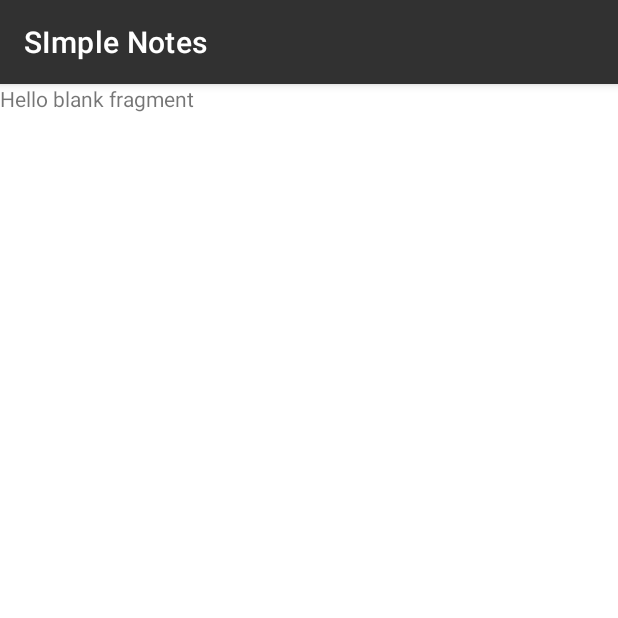
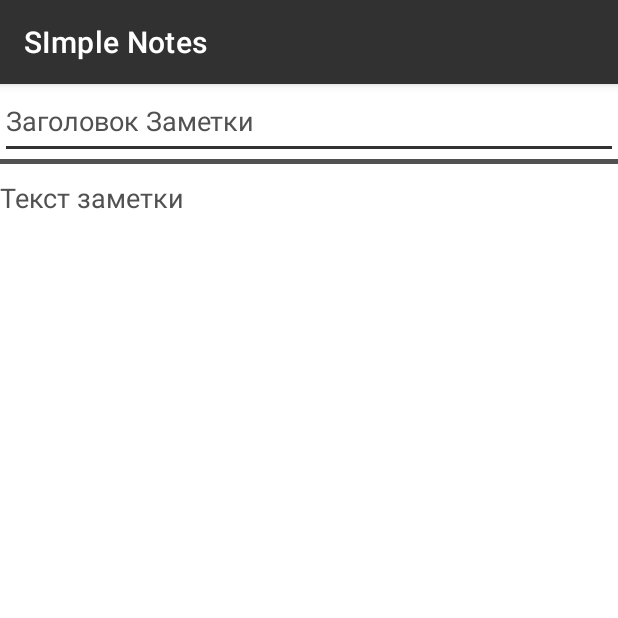
Before and after one commit to ilyastoletov/Simple-Notes, an Android app: the fragment NotesEditingFragment shown on its own in the app's theme, on a phone screen of 412 x 824 dp, the top half of it. Run offline under Robolectric (Android 15) with nearby library versions, the phone set to English and light mode, and no system bars.

Commit message:
room stabilized + NewNoteFragment

```diff
--- a/app/src/main/java/com/rostelekom/simplenotes/const.kt
+++ b/app/src/main/java/com/rostelekom/simplenotes/const.kt
@@ -3,3 +3,4 @@ package com.rostelekom.simplenotes
 import com.rostelekom.simplenotes.data.room.repos.NoteRealisation
 
 lateinit var REPOSITORY: NoteRealisation
+lateinit var APP: MainActivity
--- a/app/src/main/java/com/rostelekom/simplenotes/data/room/NotesDatabase.kt
+++ b/app/src/main/java/com/rostelekom/simplenotes/data/room/NotesDatabase.kt
@@ -7,7 +7,7 @@ import androidx.room.RoomDatabase
 import com.rostelekom.simplenotes.data.room.dao.NoteDao
 import com.rostelekom.simplenotes.data.room.model.NotesModel
 
-@Database(entities = [NotesModel::class], version = 2)
+@Database(entities = [NotesModel::class], version = 1, exportSchema = false)
 abstract class NotesDatabase: RoomDatabase() {
 
     abstract fun getNoteDao(): NoteDao
@@ -18,7 +18,7 @@ abstract class NotesDatabase: RoomDatabase() {
         @Synchronized
         fun getDatabaseInstance(context: Context): NotesDatabase {
             return if (database == null) {
-                database = Room.databaseBuilder(context, NotesDatabase::class.java, "notes_db").build()
+                database = Room.databaseBuilder(context, NotesDatabase::class.java, "notes_db").fallbackToDestructiveMigration().build()
                 database as NotesDatabase
             } else {
                 database as NotesDatabase
--- a/app/src/main/java/com/rostelekom/simplenotes/data/room/model/NotesModel.kt
+++ b/app/src/main/java/com/rostelekom/simplenotes/data/room/model/NotesModel.kt
@@ -11,9 +11,6 @@ data class NotesModel(
     var id: Int = 0,
 
     @ColumnInfo
-    var noteId: String = "",
-
-    @ColumnInfo
     var noteTitle: String = "",
 
     @ColumnInfo
--- a/app/src/main/java/com/rostelekom/simplenotes/ui/screens/notes_editing/NotesEditingFragment.kt
+++ b/app/src/main/java/com/rostelekom/simplenotes/ui/screens/notes_editing/NotesEditingFragment.kt
@@ -1,20 +1,31 @@
 package com.rostelekom.simplenotes.ui.screens.notes_editing
 
 import android.os.Bundle
+import android.text.InputType
 import androidx.fragment.app.Fragment
 import android.view.LayoutInflater
 import android.view.View
 import android.view.ViewGroup
 import com.rostelekom.simplenotes.R
-import com.rostelekom.simplenotes.databinding.FragmentNotesListBinding
+import com.rostelekom.simplenotes.databinding.FragmentNotesEditingBinding
 
 class NotesEditingFragment : Fragment() {
 
 
-    lateinit var binding: FragmentNotesListBinding
+    lateinit var binding: FragmentNotesEditingBinding
 
     override fun onCreateView(inflater: LayoutInflater, container: ViewGroup?, savedInstanceState: Bundle?): View? {
-        return inflater.inflate(R.layout.fragment_notes_editing, container, false)
+        binding = FragmentNotesEditingBinding.inflate(inflater)
+        return binding.root
+    }
+
+    override fun onViewCreated(view: View, savedInstanceState: Bundle?) {
+        super.onViewCreated(view, savedInstanceState)
+        init()
+    }
+
+    private fun init() {
+        println("ЯЯ не умею веселиться, давно пора признаться, как говориться - танцуй самааа")
     }
 
 }
--- /dev/null
+++ b/app/src/main/res/drawable/cursor.xml
@@ -0,0 +1,5 @@
+<?xml version="1.0" encoding="utf-8"?>
+<shape xmlns:android="http://schemas.android.com/apk/res/android">
+    <size android:width="2dp"/>
+    <solid android:color="@color/white"/>
+</shape>
--- a/app/src/main/res/layout/fragment_notes_editing.xml
+++ b/app/src/main/res/layout/fragment_notes_editing.xml
@@ -1,14 +1,56 @@
 <?xml version="1.0" encoding="utf-8"?>
-<FrameLayout xmlns:android="http://schemas.android.com/apk/res/android"
+<androidx.constraintlayout.widget.ConstraintLayout xmlns:android="http://schemas.android.com/apk/res/android"
     xmlns:tools="http://schemas.android.com/tools"
     android:layout_width="match_parent"
     android:layout_height="match_parent"
-    tools:context=".ui.screens.NotesEditingFragment">
+    xmlns:app="http://schemas.android.com/apk/res-auto"
+    tools:context=".ui.screens.notes_editing.NotesEditingFragment">
 
-    <!-- TODO: Update blank fragment layout -->
-    <TextView
+    <ScrollView
         android:layout_width="match_parent"
-        android:layout_height="match_parent"
-        android:text="@string/hello_blank_fragment" />
+        android:layout_height="match_parent">
 
-</FrameLayout>
+        <LinearLayout
+            android:layout_width="match_parent"
+            android:layout_height="match_parent"
+            android:orientation="vertical">
+
+            <EditText
+                android:id="@+id/et_note_title"
+                android:layout_width="match_parent"
+                android:layout_height="50dp"
+                android:hint="Заголовок Заметки"
+                android:cursorVisible="true"
+                android:textCursorDrawable="@drawable/cursor"
+                android:inputType="text"
+                android:textIsSelectable="true"
+                android:textColorHint="@color/status_bar_color"
+                />
+
+            <View
+                android:layout_width="match_parent"
+                android:layout_height="3dp"
+                android:background="@color/status_bar_color"
+                />
+
+            <EditText
+                android:id="@+id/et_note_body"
+                android:layout_width="match_parent"
+                android:layout_height="wrap_content"
+                android:layout_marginTop="10dp"
+                android:background="@android:color/transparent"
+                android:cursorVisible="true"
+                android:textCursorDrawable="@drawable/cursor"
+                android:hint="Текст заметки"
+                android:inputType="textMultiLine"
+                android:textIsSelectable="true"
+                android:textColorHint="@color/status_bar_color"
+                app:layout_constraintBaseline_toTopOf="parent"
+                />
+
+        </LinearLayout>
+
+
+    </ScrollView>
+
+</androidx.constraintlayout.widget.ConstraintLayout>
```
Also changed, not shown: app/build.gradle (+5 -3 lines), app/src/main/java/com/rostelekom/simplenotes/MainActivity.kt (+5 -3 lines), app/src/main/java/com/rostelekom/simplenotes/ui/adapters/NotesAdapter.kt (+12 -7 lines), app/src/main/java/com/rostelekom/simplenotes/ui/screens/list/NotesListFragment.kt (+5 -6 lines), app/src/main/res/layout/fragment_notes_list.xml (+8 -4 lines), app/src/main/res/layout/notes_item.xml (+10 -14 lines), app/src/main/res/navigation/nav_graph.xml (+14 -1 lines).
